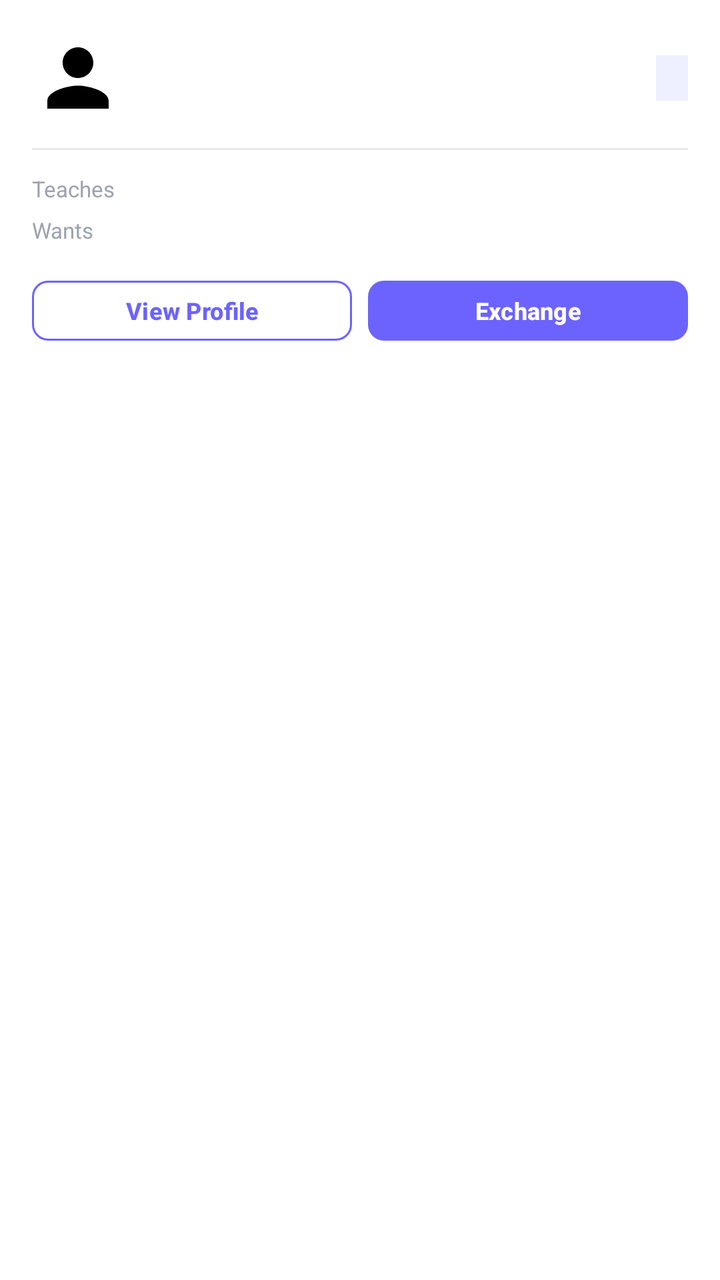
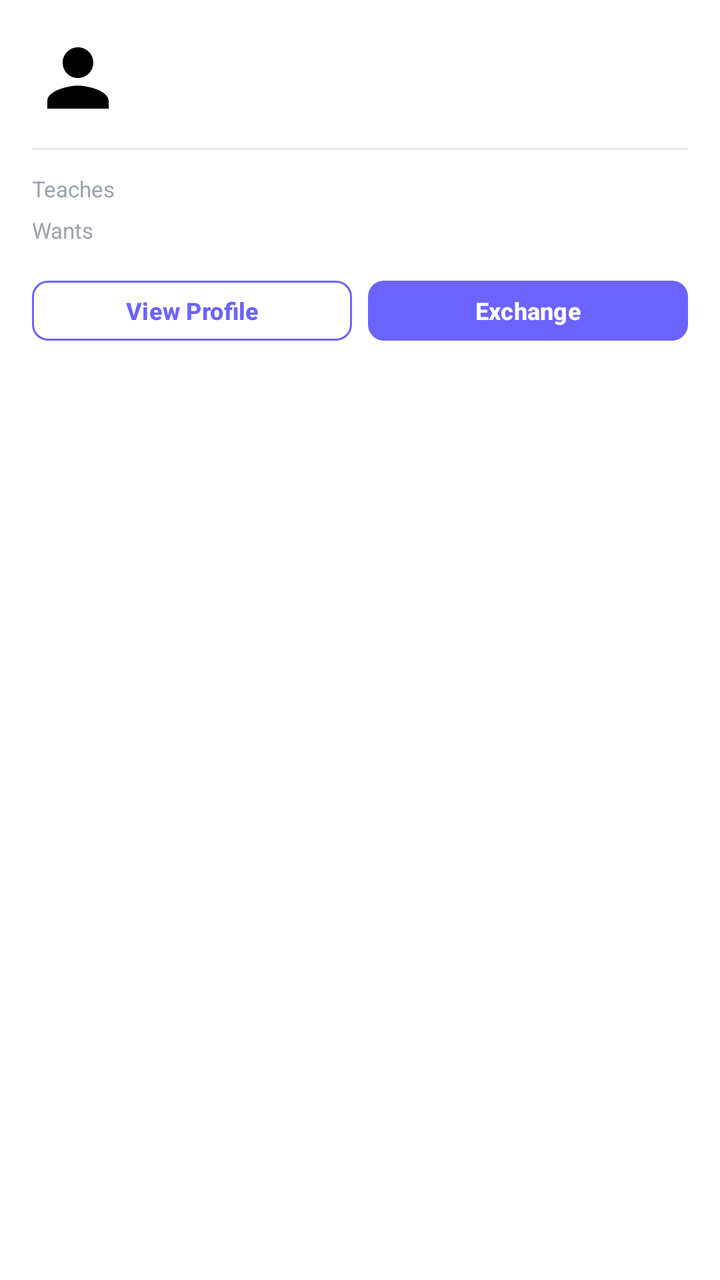

The first picture is an Android layout as it rendered before a commit; the second is the same layout after the commit. The layout source and the unified diff follow.
<!-- AndroidManifest.xml: application theme Theme.SkillBarter -->
<!-- res/layout/item_user_match.xml -->
<?xml version="1.0" encoding="utf-8"?>
<LinearLayout xmlns:android="http://schemas.android.com/apk/res/android"
    android:layout_width="match_parent"
    android:layout_height="wrap_content"
    android:layout_marginBottom="10dp"
    android:background="@color/surface_white"
    android:orientation="vertical"
    android:padding="16dp">

    
    <LinearLayout
        android:layout_width="match_parent"
        android:layout_height="wrap_content"
        android:gravity="center_vertical"
        android:orientation="horizontal">

        <ImageView
            android:id="@+id/ivProfile"
            android:layout_width="46dp"
            android:layout_height="46dp"
            android:src="@drawable/ic_profile" />

        <LinearLayout
            android:layout_width="0dp"
            android:layout_height="wrap_content"
            android:layout_marginStart="12dp"
            android:layout_weight="1"
            android:orientation="vertical">

            <TextView
                android:id="@+id/tvName"
                android:layout_width="wrap_content"
                android:layout_height="wrap_content"
                android:textColor="@color/text_primary"
                android:textSize="15sp"
                android:textStyle="bold" />

            <LinearLayout
                android:layout_width="wrap_content"
                android:layout_height="wrap_content"
                android:layout_marginTop="2dp"
                android:gravity="center_vertical"
                android:orientation="horizontal">

                <TextView
                    android:id="@+id/tvRating"
                    android:layout_width="wrap_content"
                    android:layout_height="wrap_content"
                    android:textColor="@color/accent_orange"
                    android:textSize="12sp" />

                <TextView
                    android:id="@+id/tvLocation"
                    android:layout_width="wrap_content"
                    android:layout_height="wrap_content"
                    android:layout_marginStart="8dp"
                    android:textColor="@color/text_muted"
                    android:textSize="12sp" />

            </LinearLayout>

        </LinearLayout>

        <TextView
            android:id="@+id/tvMatchPercentage"
            android:layout_width="wrap_content"
            android:layout_height="wrap_content"
            android:background="@color/primary_light"
            android:paddingHorizontal="8dp"
            android:paddingVertical="4dp"
            android:textColor="@color/primary"
            android:textSize="11sp"
            android:textStyle="bold" />

    </LinearLayout>

    
    <View
        android:layout_width="match_parent"
        android:layout_height="1dp"
        android:layout_marginVertical="12dp"
        android:background="@color/divider_color" />

    
    <LinearLayout
        android:layout_width="match_parent"
        android:layout_height="wrap_content"
        android:gravity="center_vertical"
        android:orientation="horizontal">

        <TextView
            android:layout_width="64dp"
            android:layout_height="wrap_content"
            android:text="Teaches"
            android:textColor="@color/text_muted"
            android:textSize="11sp" />

        <com.google.android.material.chip.ChipGroup
            android:id="@+id/chipOffers"
            android:layout_width="0dp"
            android:layout_height="wrap_content"
            android:layout_weight="1"
            app:chipSpacingHorizontal="4dp"
            app:singleLine="true"
            xmlns:app="http://schemas.android.com/apk/res-auto" />

    </LinearLayout>

    
    <LinearLayout
        android:layout_width="match_parent"
        android:layout_height="wrap_content"
        android:layout_marginTop="6dp"
        android:gravity="center_vertical"
        android:orientation="horizontal">

        <TextView
            android:layout_width="64dp"
            android:layout_height="wrap_content"
            android:text="Wants"
            android:textColor="@color/text_muted"
            android:textSize="11sp" />

        <com.google.android.material.chip.ChipGroup
            android:id="@+id/chipWants"
            android:layout_width="0dp"
            android:layout_height="wrap_content"
            android:layout_weight="1"
            app:chipSpacingHorizontal="4dp"
            app:singleLine="true"
            xmlns:app="http://schemas.android.com/apk/res-auto" />

    </LinearLayout>

    
    <LinearLayout
        android:layout_width="match_parent"
        android:layout_height="wrap_content"
        android:layout_marginTop="14dp"
        android:orientation="horizontal">

        <Button
            android:id="@+id/btnViewProfile"
            style="@style/Widget.SkillBarter.Button.Outlined"
            android:layout_width="0dp"
            android:layout_height="38dp"
            android:layout_marginEnd="8dp"
            android:layout_weight="1"
            android:paddingVertical="0dp"
            android:text="View Profile"
            android:textSize="12sp" />

        <Button
            android:id="@+id/btnExchange"
            style="@style/Widget.SkillBarter.Button"
            android:layout_width="0dp"
            android:layout_height="38dp"
            android:layout_weight="1"
            android:paddingVertical="0dp"
            android:text="Exchange"
            android:textSize="12sp" />

    </LinearLayout>

</LinearLayout>
<!-- resources referenced by this layout -->
<resources>
  <color name="accent_orange">#FFB300</color>
  <color name="divider_color">#E5E7EB</color>
  <color name="primary">#6C63FF</color>
  <color name="primary_light">#EEF0FF</color>
  <color name="surface_white">#FFFFFF</color>
  <color name="text_muted">#9CA3AF</color>
  <color name="text_primary">#1A1A2E</color>
  <!-- drawable ic_profile (drawable) -->
  <vector xmlns:android="http://schemas.android.com/apk/res/android"
      android:width="24dp"
      android:height="24dp"
      android:viewportWidth="24"
      android:viewportHeight="24">
    <path
        android:fillColor="#FF000000"
        android:pathData="M12,12c2.21,0 4,-1.79 4,-4s-1.79,-4 -4,-4 -4,1.79 -4,4 1.79,4 4,4zM12,14c-2.67,0 -8,1.34 -8,4v2h16v-2c0,-2.66 -5.33,-4 -8,-4z"/>
  </vector>
  <style name="Widget.SkillBarter.Button" parent="Widget.Material3.Button">
          <item name="backgroundTint">@color/primary</item>
          <item name="android:textColor">@color/white</item>
          <item name="cornerRadius">8dp</item>
          <item name="android:paddingTop">12dp</item>
          <item name="android:paddingBottom">12dp</item>
          <item name="android:textStyle">bold</item>
          <item name="android:textSize">14sp</item>
      </style>
  <style name="Widget.SkillBarter.Button.Outlined" parent="Widget.Material3.Button.OutlinedButton">
          <item name="strokeColor">@color/primary</item>
          <item name="android:textColor">@color/primary</item>
          <item name="cornerRadius">8dp</item>
          <item name="android:paddingTop">10dp</item>
          <item name="android:paddingBottom">10dp</item>
          <item name="android:textStyle">bold</item>
          <item name="android:textSize">13sp</item>
      </style>
  <style name="Theme.SkillBarter" parent="Base.Theme.SkillBarter" />
  <color name="white">#FFFFFF</color>
  <style name="Base.Theme.SkillBarter" parent="Theme.Material3.DayNight.NoActionBar">
          <item name="colorPrimary">@color/primary</item>
          <item name="colorOnPrimary">@color/white</item>
          <item name="colorPrimaryContainer">@color/primary_light</item>
          <item name="colorOnPrimaryContainer">@color/primary</item>
          <item name="android:colorBackground">@color/bg_light</item>
          <item name="colorSurface">@color/surface_white</item>
          <item name="colorOnSurface">@color/text_primary</item>
          <item name="colorOnSurfaceVariant">@color/text_secondary</item>
          <item name="android:statusBarColor">@color/surface_white</item>
          <item name="android:windowLightStatusBar">true</item>
      </style>
  <color name="bg_light">#F7F8FC</color>
  <color name="text_secondary">#6B7280</color>
</resources>

<!-- the commit's change to res/layout/item_user_match.xml (unified diff, before → after) -->
@@ -70,7 +70,8 @@
             android:paddingVertical="4dp"
             android:textColor="@color/primary"
             android:textSize="11sp"
-            android:textStyle="bold" />
+            android:textStyle="bold"
+            android:visibility="gone" />
 
     </LinearLayout>
 
@@ -101,7 +102,6 @@
             android:layout_height="wrap_content"
             android:layout_weight="1"
             app:chipSpacingHorizontal="4dp"
-            app:singleLine="true"
             xmlns:app="http://schemas.android.com/apk/res-auto" />
 
     </LinearLayout>
@@ -127,7 +127,6 @@
             android:layout_height="wrap_content"
             android:layout_weight="1"
             app:chipSpacingHorizontal="4dp"
-            app:singleLine="true"
             xmlns:app="http://schemas.android.com/apk/res-auto" />
 
     </LinearLayout>
